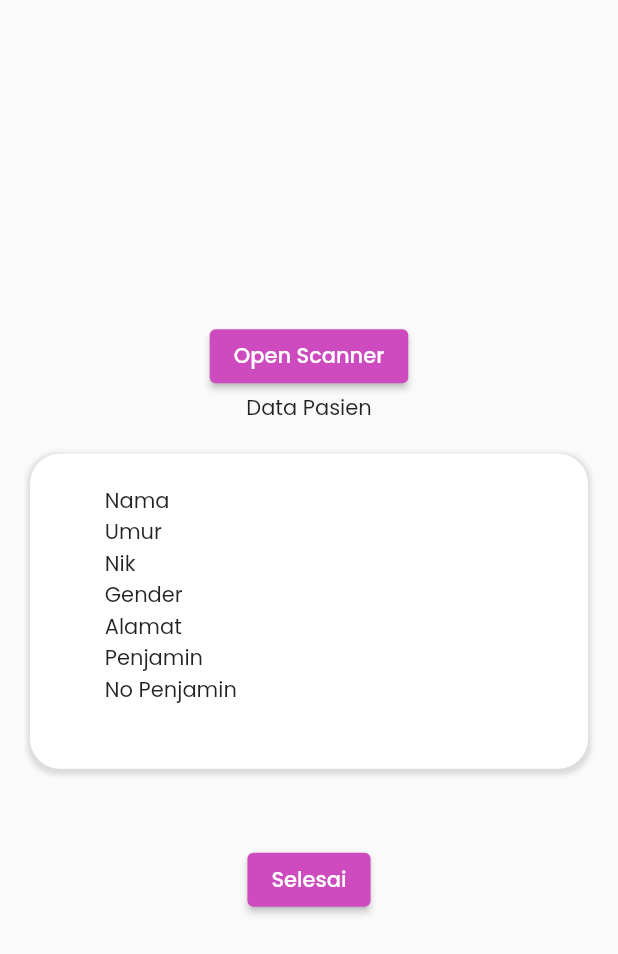
After one commit to ninkyuwudd/healfme_project, a Flutter app: the QrScanPage screen opened by its route, on a phone screen of 412 x 824 dp. The commit adds this screen. Shown: the top 954 px of the screen. Run offline on Flutter 3.47's test engine with Material 2 defaults, Android fonts, the phone set to English and light mode, and no system bars; our stand-ins replace cloud_firestore, custom_radio_grouped_button, email_validator, file_picker, firebase_core, firebase_storage and 6 more; missing offline and left inert: flutter_polyline_points, simple_barcode_scanner; accounts and stored records are empty.

Commit message:
add scan qr code

```diff
--- a/lib/main.dart
+++ b/lib/main.dart
@@ -26,6 +26,7 @@ import 'package:healthproject/screen/poli/jadwal.dart';
 import 'package:healthproject/screen/login_page.dart';
 import 'package:healthproject/screen/navigationbar.dart';
 import 'package:healthproject/screen/poli/pendaftaran.dart';
+import 'package:healthproject/screen/poli/scan_daftar.dart';
 import 'package:healthproject/screen/register_page.dart';
 import 'package:healthproject/screen/testing/maps_poly_test.dart';
 import 'package:provider/provider.dart';
@@ -64,7 +65,7 @@ class MyApp extends StatelessWidget {
           primarySwatch: mcgpalette0,
         ),
         home: LoginPage(),
-        // home:  MapsPolyTest(),
+        // home:  QrScanPage(),
 
         routes: {
           Homepage.routename: (context) => Homepage(),
@@ -81,7 +82,8 @@ class MyApp extends StatelessWidget {
           Ringkasan.routename: (context) => Ringkasan(),
           about.routeName : (context) => about(),
           EditProfil.routename :(context) =>  EditProfil(),
-          HomepageAdmin.routename :(context) => HomepageAdmin()
+          HomepageAdmin.routename :(context) => HomepageAdmin(),
+          QrScanPage.routename : (context) => QrScanPage()
         },
       ),
     );
--- /dev/null
+++ b/lib/screen/poli/scan_daftar.dart
@@ -0,0 +1,80 @@
+import 'package:flutter/material.dart';
+import 'package:simple_barcode_scanner/simple_barcode_scanner.dart';
+
+class QrScanPage extends StatefulWidget {
+  static const routename = "/qrscan";
+  const QrScanPage({super.key});
+
+  @override
+  State<QrScanPage> createState() => _QrScanPageState();
+}
+
+class _QrScanPageState extends State<QrScanPage> {
+  String result = '';
+  @override
+  Widget build(BuildContext context) {
+    return Scaffold(
+      body: Center(
+        child: Column(
+          mainAxisSize: MainAxisSize.min,
+          children: [
+            ElevatedButton(
+              onPressed: () async {
+                var res = await Navigator.push(
+                    context,
+                    MaterialPageRoute(
+                      builder: (context) => const SimpleBarcodeScannerPage(),
+                    ));
+                setState(() {
+                  if (res is String) {
+                    result = res;
+                  }
+                });
+              },
+              child: const Text('Open Scanner'),
+            ),
+            Text("Data Pasien"),
+            Container(
+              padding: EdgeInsets.only(left: 5,right: 10),
+              margin: EdgeInsets.all(20),
+              decoration: BoxDecoration(
+                color: Colors.white,
+                borderRadius: BorderRadius.circular(20),
+                boxShadow: [
+                  BoxShadow(
+
+                    color: Colors.black12,
+                    blurRadius: 2,
+                    spreadRadius: 2,
+                    offset: Offset(0, 2)
+                  )
+                ]
+              ),
+              child: Row(
+                children: [
+                  Text('''
+
+            Nama
+            Umur
+            Nik
+            Gender
+            Alamat
+            Penjamin
+            No Penjamin
+
+            '''),
+                  Spacer(),
+                  Text('$result'),
+                ],
+              ),
+            ),
+            SizedBox(height: 30,),
+            ElevatedButton(onPressed: (){
+              Navigator.pop(context);
+            }, child: Text("Selesai"))
+          ],
+        ),
+      ),
+    );
+  }
+}
--- a/pubspec.yaml
+++ b/pubspec.yaml
@@ -56,6 +56,7 @@ dependencies:
   firebase_storage: ^11.2.2
   permission_handler: ^10.3.0
   flutter_polyline_points: ^1.0.0
+  simple_barcode_scanner: ^0.0.8
 
 
 dev_dependencies:
```
Also changed, not shown: lib/screen/homepage _admin.dart (+6 -2 lines), lib/screen/poli/eantrian_page.dart (+7 -7 lines), lib/screen/poli/ringkasan.dart (+7 -7 lines), pubspec.lock, 2 other files.
